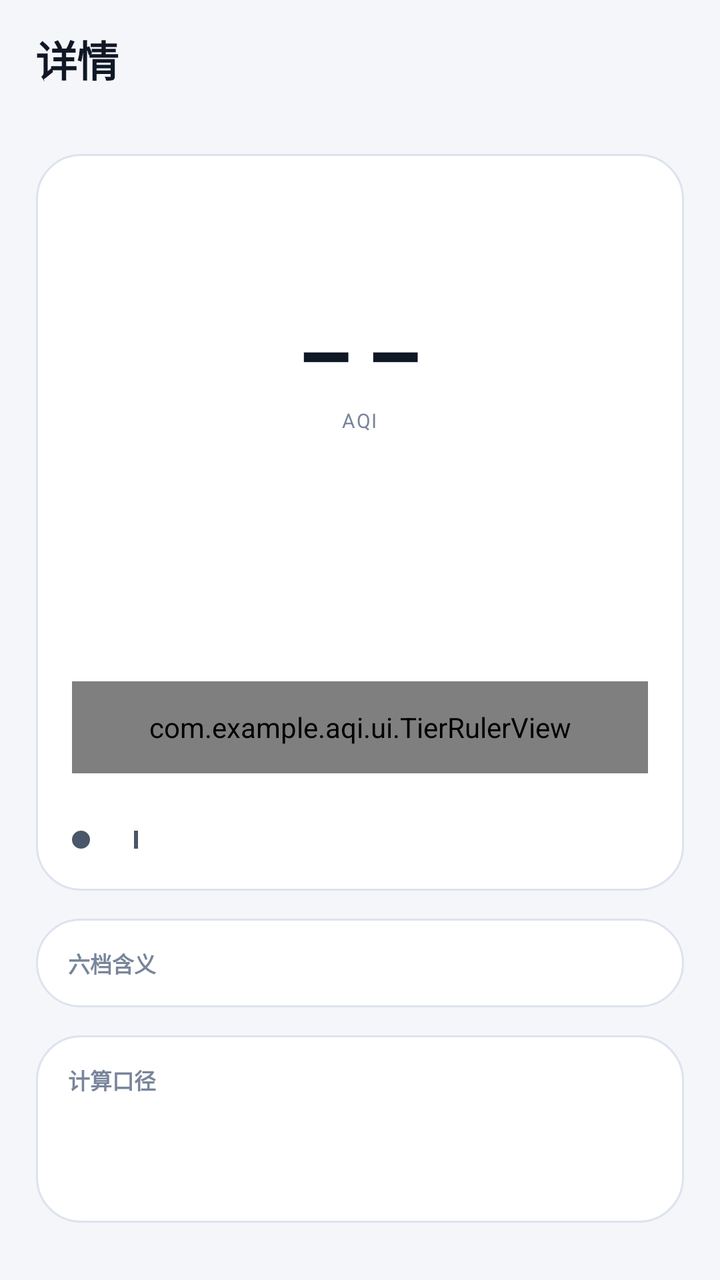
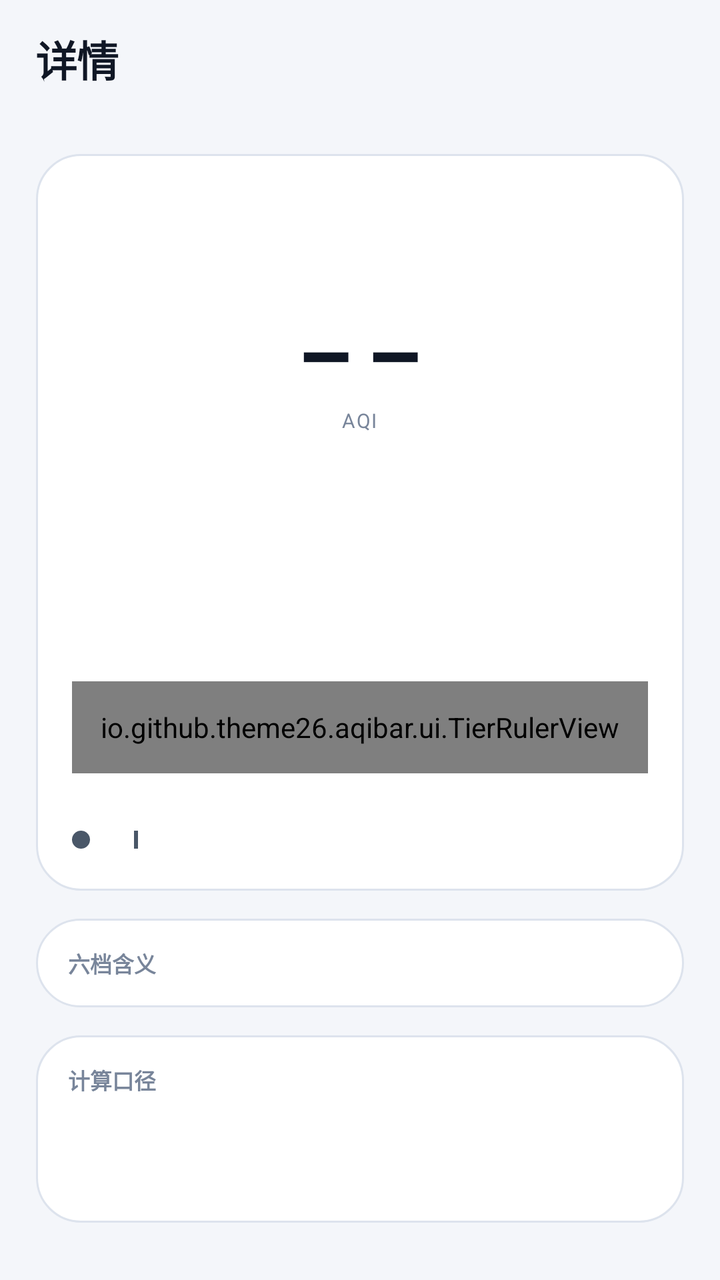

Screens rendered from an Android XML layout before and after an edit, with the pre-edit source and the edit as a unified diff.
<!-- AndroidManifest.xml: application theme Theme.AqiWidget -->
<!-- res/layout/page_detail.xml -->
<?xml version="1.0" encoding="utf-8"?>
<ScrollView xmlns:android="http://schemas.android.com/apk/res/android"
    android:layout_width="match_parent"
    android:layout_height="match_parent"
    android:clipToPadding="false"
    android:fillViewport="true"
    android:scrollbars="none">

    <LinearLayout
        android:layout_width="match_parent"
        android:layout_height="wrap_content"
        android:orientation="vertical"
        android:paddingStart="18dp"
        android:paddingTop="14dp"
        android:paddingEnd="18dp"
        android:paddingBottom="22dp">

        <TextView
            android:layout_width="wrap_content"
            android:layout_height="wrap_content"
            android:includeFontPadding="false"
            android:letterSpacing="-0.02"
            android:text="@string/tab_detail"
            android:textColor="@color/text_primary"
            android:textSize="21sp"
            android:textStyle="bold" />

        <TextView
            android:id="@+id/detail_sub"
            android:layout_width="match_parent"
            android:layout_height="wrap_content"
            android:layout_marginTop="3dp"
            android:textColor="@color/text_dim"
            android:textSize="11.5sp" />

        <LinearLayout
            android:layout_width="match_parent"
            android:layout_height="wrap_content"
            android:layout_marginTop="14dp"
            android:background="@drawable/bg_app_card"
            android:gravity="center_horizontal"
            android:orientation="vertical"
            android:paddingStart="18dp"
            android:paddingTop="20dp"
            android:paddingEnd="18dp"
            android:paddingBottom="18dp">

            <FrameLayout
                android:layout_width="176dp"
                android:layout_height="176dp">

                <ImageView
                    android:id="@+id/detail_gauge"
                    android:layout_width="match_parent"
                    android:layout_height="match_parent"
                    android:contentDescription="@null" />

                <LinearLayout
                    android:layout_width="match_parent"
                    android:layout_height="match_parent"
                    android:gravity="center"
                    android:orientation="vertical">

                    <TextView
                        android:id="@+id/detail_value"
                        android:layout_width="wrap_content"
                        android:layout_height="wrap_content"
                        android:includeFontPadding="false"
                        android:letterSpacing="-0.045"
                        android:text="@string/dash"
                        android:textColor="@color/text_primary"
                        android:textSize="44sp"
                        android:textStyle="bold" />

                    <TextView
                        android:id="@+id/detail_unit"
                        android:layout_width="wrap_content"
                        android:layout_height="wrap_content"
                        android:includeFontPadding="false"
                        android:letterSpacing="0.06"
                        android:text="@string/unit_aqi"
                        android:textColor="@color/text_dim"
                        android:textSize="10sp" />
                </LinearLayout>
            </FrameLayout>

            <TextView
                android:id="@+id/detail_level"
                android:layout_width="wrap_content"
                android:layout_height="wrap_content"
                android:layout_marginTop="10dp"
                android:textColor="@color/text_primary"
                android:textSize="14sp"
                android:textStyle="bold" />

            <TextView
                android:id="@+id/detail_cell"
                android:layout_width="wrap_content"
                android:layout_height="wrap_content"
                android:layout_marginTop="4dp"
                android:textColor="@color/text_dim"
                android:textSize="11sp" />

            <com.example.aqi.ui.TierRulerView
                android:id="@+id/detail_ruler"
                android:layout_width="match_parent"
                android:layout_height="46dp"
                android:layout_marginTop="20dp" />

            <LinearLayout
                android:layout_width="match_parent"
                android:layout_height="wrap_content"
                android:layout_marginTop="14dp"
                android:orientation="horizontal"
                android:paddingTop="12dp">

                <LinearLayout
                    android:layout_width="wrap_content"
                    android:layout_height="wrap_content"
                    android:gravity="center_vertical"
                    android:orientation="horizontal">

                    <TextView
                        android:id="@+id/legend_site_dot"
                        android:layout_width="9dp"
                        android:layout_height="9dp"
                        android:background="@drawable/stale_dot" />

                    <TextView
                        android:id="@+id/legend_site"
                        android:layout_width="wrap_content"
                        android:layout_height="wrap_content"
                        android:layout_marginStart="6dp"
                        android:textColor="@color/text_secondary"
                        android:textSize="11sp" />
                </LinearLayout>

                <LinearLayout
                    android:id="@+id/legend_area_row"
                    android:layout_width="wrap_content"
                    android:layout_height="wrap_content"
                    android:layout_marginStart="16dp"
                    android:gravity="center_vertical"
                    android:orientation="horizontal">

                    <TextView
                        android:layout_width="2dp"
                        android:layout_height="9dp"
                        android:background="@color/text_secondary" />

                    <TextView
                        android:id="@+id/legend_area"
                        android:layout_width="wrap_content"
                        android:layout_height="wrap_content"
                        android:layout_marginStart="6dp"
                        android:textColor="@color/text_secondary"
                        android:textSize="11sp" />
                </LinearLayout>
            </LinearLayout>
        </LinearLayout>

        <LinearLayout
            android:layout_width="match_parent"
            android:layout_height="wrap_content"
            android:layout_marginTop="14dp"
            android:background="@drawable/bg_app_card"
            android:orientation="vertical"
            android:paddingStart="16dp"
            android:paddingTop="14dp"
            android:paddingEnd="16dp"
            android:paddingBottom="10dp">

            <TextView
                android:layout_width="wrap_content"
                android:layout_height="wrap_content"
                android:text="@string/detail_tiers_title"
                android:textColor="@color/text_dim"
                android:textSize="11sp"
                android:textStyle="bold" />

            <LinearLayout
                android:id="@+id/tiers_container"
                android:layout_width="match_parent"
                android:layout_height="wrap_content"
                android:layout_marginTop="4dp"
                android:orientation="vertical" />
        </LinearLayout>

        <LinearLayout
            android:layout_width="match_parent"
            android:layout_height="wrap_content"
            android:layout_marginTop="14dp"
            android:background="@drawable/bg_app_card"
            android:orientation="vertical"
            android:paddingStart="16dp"
            android:paddingTop="14dp"
            android:paddingEnd="16dp"
            android:paddingBottom="16dp">

            <TextView
                android:layout_width="wrap_content"
                android:layout_height="wrap_content"
                android:text="@string/detail_calc_title"
                android:textColor="@color/text_dim"
                android:textSize="11sp"
                android:textStyle="bold" />

            <TextView
                android:id="@+id/detail_calc"
                android:layout_width="match_parent"
                android:layout_height="wrap_content"
                android:layout_marginTop="8dp"
                android:lineSpacingExtra="4dp"
                android:textColor="@color/text_secondary"
                android:textSize="11.5sp" />

            <TextView
                android:id="@+id/detail_diag"
                android:layout_width="match_parent"
                android:layout_height="wrap_content"
                android:layout_marginTop="10dp"
                android:background="@drawable/bg_seg_track"
                android:lineSpacingExtra="3dp"
                android:padding="11dp"
                android:textColor="@color/text_dim"
                android:textSize="10sp"
                android:visibility="gone" />

            <TextView
                android:id="@+id/detail_dual"
                android:layout_width="match_parent"
                android:layout_height="wrap_content"
                android:layout_marginTop="8dp"
                android:lineSpacingExtra="3dp"
                android:textColor="@color/text_secondary"
                android:textSize="11sp"
                android:visibility="gone" />

            <TextView
                android:id="@+id/detail_notice"
                android:layout_width="match_parent"
                android:layout_height="wrap_content"
                android:layout_marginTop="10dp"
                android:lineSpacingExtra="3dp"
                android:textColor="@color/text_dim"
                android:textSize="10sp" />
        </LinearLayout>
    </LinearLayout>
</ScrollView>
<!-- resources referenced by this layout -->
<resources>
  <color name="text_dim">#78859A</color>
  <color name="text_primary">#101725</color>
  <color name="text_secondary">#4A5768</color>
  <!-- drawable bg_app_card (drawable) -->
  <?xml version="1.0" encoding="utf-8"?>
  <shape xmlns:android="http://schemas.android.com/apk/res/android"
      android:shape="rectangle">
      <solid android:color="@color/bg_card" />
      <stroke android:width="1dp" android:color="@color/card_stroke" />
      <corners android:radius="22dp" />
  </shape>
  <!-- drawable bg_seg_track (drawable) -->
  <?xml version="1.0" encoding="utf-8"?>
  <shape xmlns:android="http://schemas.android.com/apk/res/android" android:shape="rectangle">
      <solid android:color="@color/surface_2" />
      <corners android:radius="11dp" />
  </shape>
  <!-- drawable stale_dot (drawable) -->
  <?xml version="1.0" encoding="utf-8"?>
  <shape xmlns:android="http://schemas.android.com/apk/res/android" android:shape="oval">
      <solid android:color="@color/text_secondary" />
      <size android:width="4dp" android:height="4dp" />
  </shape>
  <string name="dash">– –</string>
  <string name="detail_calc_title">计算口径</string>
  <string name="detail_tiers_title">六档含义</string>
  <string name="tab_detail">详情</string>
  <string name="unit_aqi" translatable="false">AQI</string>
  <style name="Theme.AqiWidget" parent="Theme.AppCompat.DayNight.NoActionBar" tools:targetApi="q">
          <item name="android:windowBackground">@color/bg_app</item>
          <item name="android:statusBarColor">@color/bg_app</item>
          <item name="android:navigationBarColor">@color/bg_app</item>
          <item name="android:windowLightStatusBar">true</item>
          <item name="android:windowLightNavigationBar" tools:targetApi="o_mr1">true</item>
          <item name="android:forceDarkAllowed">false</item>
          <item name="android:textColorPrimary">@color/text_primary</item>
          <item name="android:textColorSecondary">@color/text_secondary</item>
          <item name="colorAccent">@color/accent</item>
      </style>
  <color name="bg_card">#FFFFFF</color>
  <color name="card_stroke">#DDE3ED</color>
  <color name="surface_2">#F7F9FC</color>
  <color name="bg_app">#F4F6FA</color>
  <color name="accent">#2563EB</color>
</resources>

<!-- the commit's change to res/layout/page_detail.xml (unified diff, before → after) -->
@@ -101,7 +101,7 @@
                 android:textColor="@color/text_dim"
                 android:textSize="11sp" />
 
-            <com.example.aqi.ui.TierRulerView
+            <io.github.theme26.aqibar.ui.TierRulerView
                 android:id="@+id/detail_ruler"
                 android:layout_width="match_parent"
                 android:layout_height="46dp"
